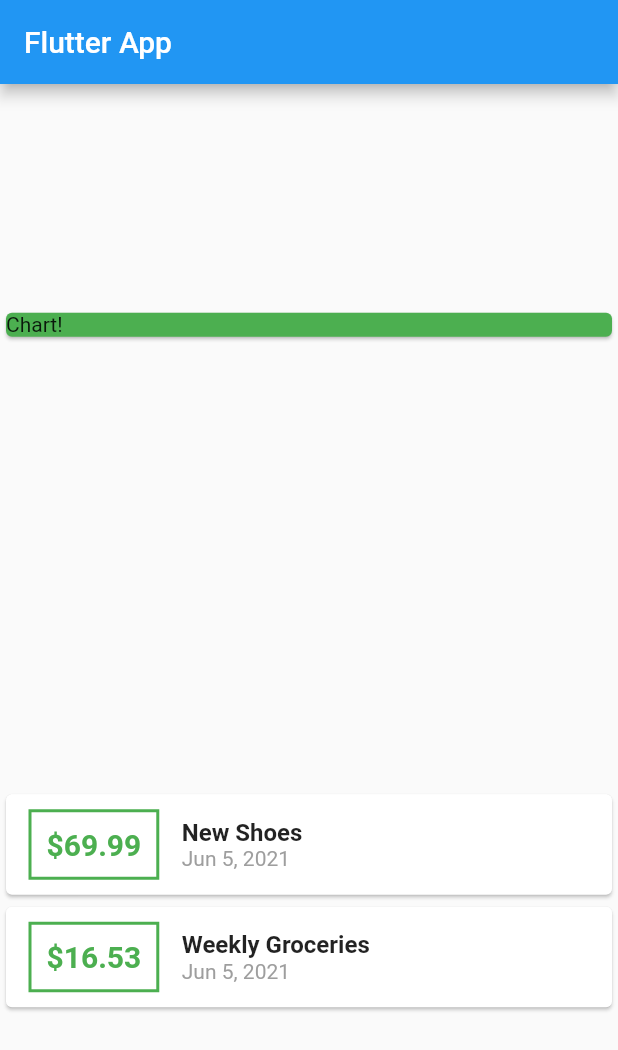
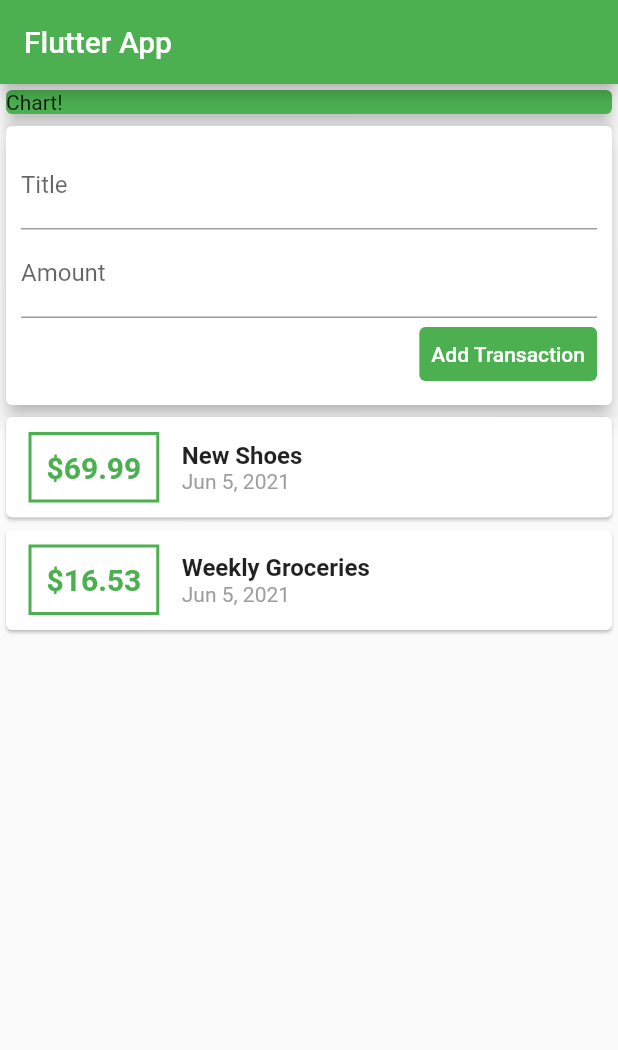
Before and after one commit to huuthuan-nguyen/expenses-app, a Flutter app: the screen it shows after launch, on a phone screen of 412 x 824 dp. Shown: the top 1050 px of the screen. Run offline on Flutter 3.47's test engine with Material 2 defaults, Android fonts, the phone set to English and light mode, and no system bars.

Commit message:
widgetilize

```diff
--- a/lib/main.dart
+++ b/lib/main.dart
@@ -1,7 +1,6 @@
-import './transaction.dart';
+import 'package:expense_app/widgets/user_transactions.dart';
 import 'package:flutter/cupertino.dart';
 import 'package:flutter/material.dart';
-import 'package:intl/intl.dart';
 
 void main() {
   runApp(MainWidget());
@@ -18,68 +17,28 @@ class MainWidget extends StatelessWidget {
 }
 
 class HomePage extends StatelessWidget {
-  final List<Transaction> transactions = [
-    Transaction(
-        id: "t1", title: "New Shoes", amount: 69.99, date: DateTime.now()),
-    Transaction(
-        id: "t2",
-        title: "Weekly Groceries",
-        amount: 16.53,
-        date: DateTime.now()),
-  ];
+  final titleController = TextEditingController();
+  final amountController = TextEditingController();
   @override
   Widget build(BuildContext context) {
     return Scaffold(
       appBar: AppBar(
+        backgroundColor: Colors.green,
         title: Text("Flutter App"),
       ),
       body: Column(
-        mainAxisAlignment: MainAxisAlignment.spaceAround,
+        // mainAxisAlignment: MainAxisAlignment.start,
         crossAxisAlignment: CrossAxisAlignment.stretch,
         children: <Widget>[
-          Card(
-            color: Colors.green,
-            child: Container(
-              width: double.infinity,
+          Container(
+            width: double.infinity,
+            child: Card(
+              color: Colors.green,
               child: Text("Chart!"),
+              elevation: 5,
             ),
           ),
-          Column(
-            children: transactions.map((tx) {
-              return Card(
-                  child: Row(
-                children: <Widget>[
-                  Container(
-                    margin: EdgeInsets.symmetric(vertical: 10, horizontal: 15),
-                    decoration: BoxDecoration(
-                        border: Border.all(
-                      color: Colors.green,
-                      width: 2,
-                    )),
-                    padding: EdgeInsets.all(10),
-                    child: Text(
-                      "\$${tx.amount}",
-                      style: TextStyle(
-                        fontWeight: FontWeight.bold,
-                        fontSize: 20,
-                        color: Colors.green,
-                      ),
-                    ),
-                  ),
-                  Column(
-                    crossAxisAlignment: CrossAxisAlignment.start,
-                    children: <Widget>[
-                      Text(tx.title,
-                          style: TextStyle(
-                              fontSize: 16, fontWeight: FontWeight.bold)),
-                      Text(DateFormat.yMMMd().format(tx.date),
-                          style: TextStyle(color: Colors.grey))
-                    ],
-                  ),
-                ],
-              ));
-            }).toList(),
-          ),
+          UserTransaction(),
         ],
       ),
     );
--- /dev/null
+++ b/lib/models/transaction.dart
@@ -0,0 +1,12 @@
+class Transaction {
+  final String id;
+  final String title;
+  final double amount;
+  final DateTime date;
+
+  Transaction(
+      {required this.id,
+      required this.title,
+      required this.amount,
+      required this.date});
+}
--- a/lib/transaction.dart
+++ /dev/null
@@ -1,12 +0,0 @@
-import 'dart:ffi';
-
-import 'package:flutter/foundation.dart';
-
-class Transaction {
-  final String id;
-  final String title;
-  final double amount;
-  final DateTime date;
-
-  Transaction({@required this.id, @required this.title, @required this.amount, @required this.date});
-}
--- /dev/null
+++ b/lib/widgets/new_transaction.dart
@@ -0,0 +1,43 @@
+import 'package:flutter/material.dart';
+
+class NewTransaction extends StatelessWidget {
+  final Function addTx;
+  final titleController = TextEditingController();
+  final amountController = TextEditingController();
+  NewTransaction(this.addTx);
+  @override
+  Widget build(BuildContext context) {
+    return Card(
+      elevation: 5,
+      child: Container(
+        padding: EdgeInsets.all(10),
+        child: Column(
+          crossAxisAlignment: CrossAxisAlignment.end,
+          children: <Widget>[
+            TextField(
+              controller: titleController,
+              decoration: InputDecoration(labelText: "Title"),
+            ),
+            TextField(
+              controller: amountController,
+              decoration: InputDecoration(labelText: "Amount"),
+            ),
+            TextButton(
+              onPressed: () {
+                addTx(
+                  titleController.text,
+                  double.parse(amountController.text),
+                );
+              },
+              child: Text("Add Transaction"),
+              style: ButtonStyle(
+                foregroundColor: MaterialStateProperty.all(Colors.white),
+                backgroundColor: MaterialStateProperty.all(Colors.green),
+              ),
+            ),
+          ],
+        ),
+      ),
+    );
+  }
+}
--- /dev/null
+++ b/lib/widgets/transaction_list.dart
@@ -0,0 +1,48 @@
+import 'package:expense_app/models/transaction.dart';
+import 'package:flutter/material.dart';
+import 'package:intl/intl.dart';
+
+class TransactionList extends StatelessWidget {
+  final List<Transaction> transactions;
+  TransactionList({required this.transactions});
+  @override
+  Widget build(BuildContext context) {
+    return Column(
+      children: transactions.map((tx) {
+        return Card(
+          child: Row(
+            children: <Widget>[
+              Container(
+                margin: EdgeInsets.symmetric(vertical: 10, horizontal: 15),
+                decoration: BoxDecoration(
+                    border: Border.all(
+                  color: Colors.green,
+                  width: 2,
+                )),
+                padding: EdgeInsets.all(10),
+                child: Text(
+                  "\$${tx.amount}",
+                  style: TextStyle(
+                    fontWeight: FontWeight.bold,
+                    fontSize: 20,
+                    color: Colors.green,
+                  ),
+                ),
+              ),
+              Column(
+                crossAxisAlignment: CrossAxisAlignment.start,
+                children: <Widget>[
+                  Text(tx.title,
+                      style:
+                          TextStyle(fontSize: 16, fontWeight: FontWeight.bold)),
+                  Text(DateFormat.yMMMd().format(tx.date),
+                      style: TextStyle(color: Colors.grey))
+                ],
+              ),
+            ],
+          ),
+        );
+      }).toList(),
+    );
+  }
+}
--- /dev/null
+++ b/lib/widgets/user_transactions.dart
@@ -0,0 +1,50 @@
+import 'package:expense_app/widgets/transaction_list.dart';
+import 'package:expense_app/widgets/new_transaction.dart';
+import 'package:flutter/material.dart';
+import 'package:expense_app/models/transaction.dart';
+
+import 'new_transaction.dart';
+
+class UserTransaction extends StatefulWidget {
+  @override
+  _UserTransactionState createState() => _UserTransactionState();
+}
+
+class _UserTransactionState extends State<UserTransaction> {
+  final List<Transaction> _userTransactions = [
+    Transaction(
+      id: "t1",
+      title: "New Shoes",
+      amount: 69.99,
+      date: DateTime.now(),
+    ),
+    Transaction(
+      id: "t2",
+      title: "Weekly Groceries",
+      amount: 16.53,
+      date: DateTime.now(),
+    ),
+  ];
+
+  void _addNewTransaction(String txTitle, double txAmount) {
+    final newTx = Transaction(
+      title: txTitle,
+      amount: txAmount,
+      date: DateTime.now(),
+      id: DateTime.now().toString(),
+    );
+    setState(() {
+      _userTransactions.add(newTx);
+    });
+  }
+
+  @override
+  Widget build(BuildContext context) {
+    return Column(
+      children: <Widget>[
+        NewTransaction(_addNewTransaction),
+        TransactionList(transactions: _userTransactions),
+      ],
+    );
+  }
+}
--- a/pubspec.yaml
+++ b/pubspec.yaml
@@ -18,7 +18,7 @@ publish_to: 'none' # Remove this line if you wish to publish to pub.dev
 version: 1.0.0+1
 
 environment:
-  sdk: ">=2.7.0 <3.0.0"
+  sdk: ">=2.12.0 <3.0.0"
 
 dependencies:
   flutter:
```
Also changed, not shown: pubspec.lock.
